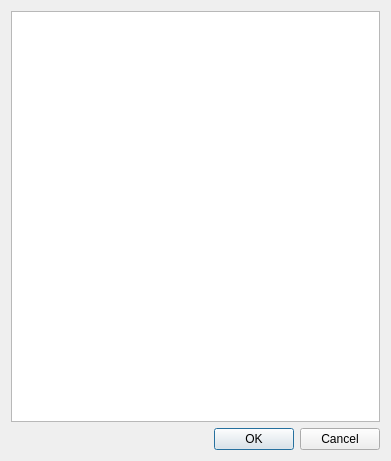
The window that src/categoryselector.ui (rweather/tvguide) describes before a commit, drawn with Qt 5.
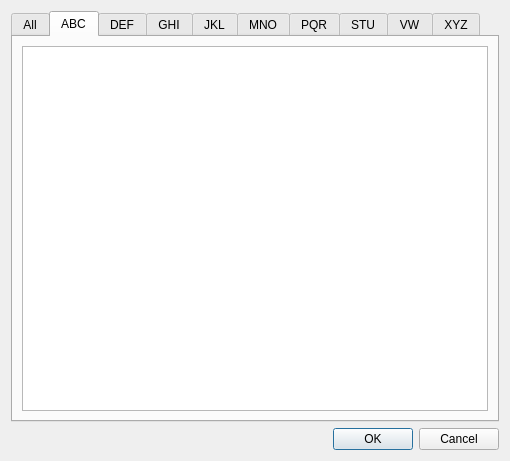
The same window after the commit. The open tabs and pages were chosen to show the change.

Commit message: Add ABC, DEF, etc tabs to the category/credit selector

Patch:
```diff
--- a/src/categoryselector.ui
+++ b/src/categoryselector.ui
@@ -6,16 +6,120 @@
    <rect>
     <x>0</x>
     <y>0</y>
-    <width>391</width>
+    <width>510</width>
     <height>461</height>
    </rect>
   </property>
   <property name="windowTitle">
    <string>Select Category</string>
   </property>
-  <layout class="QVBoxLayout" name="verticalLayout">
+  <layout class="QVBoxLayout" name="verticalLayout_2">
    <item>
-    <widget class="QListWidget" name="categories"/>
+    <widget class="QTabWidget" name="tabWidget">
+     <property name="currentIndex">
+      <number>0</number>
+     </property>
+     <widget class="QWidget" name="allTab">
+      <attribute name="title">
+       <string>All</string>
+      </attribute>
+      <layout class="QVBoxLayout" name="verticalLayout">
+       <item>
+        <widget class="QListWidget" name="categories"/>
+       </item>
+      </layout>
+     </widget>
+     <widget class="QWidget" name="abcTab">
+      <attribute name="title">
+       <string>ABC</string>
+      </attribute>
+      <layout class="QVBoxLayout" name="verticalLayout_3">
+       <item>
+        <widget class="QListWidget" name="abcCategories"/>
+       </item>
+      </layout>
+     </widget>
+     <widget class="QWidget" name="defTab">
+      <attribute name="title">
+       <string>DEF</string>
+      </attribute>
+      <layout class="QVBoxLayout" name="verticalLayout_4">
+       <item>
+        <widget class="QListWidget" name="defCategories"/>
+       </item>
+      </layout>
+     </widget>
+     <widget class="QWidget" name="ghiTab">
+      <attribute name="title">
+       <string>GHI</string>
+      </attribute>
+      <layout class="QVBoxLayout" name="verticalLayout_5">
+       <item>
+        <widget class="QListWidget" name="ghiCategories"/>
+       </item>
+      </layout>
+     </widget>
+     <widget class="QWidget" name="jklTab">
+      <attribute name="title">
+       <string>JKL</string>
+      </attribute>
+      <layout class="QVBoxLayout" name="verticalLayout_6">
+       <item>
+        <widget class="QListWidget" name="jklCategories"/>
+       </item>
+      </layout>
+     </widget>
+     <widget class="QWidget" name="mnoTab">
+      <attribute name="title">
+       <string>MNO</string>
+      </attribute>
+      <layout class="QVBoxLayout" name="verticalLayout_7">
+       <item>
+        <widget class="QListWidget" name="mnoCategories"/>
+       </item>
+      </layout>
+     </widget>
+     <widget class="QWidget" name="pqrTab">
+      <attribute name="title">
+       <string>PQR</string>
+      </attribute>
+      <layout class="QVBoxLayout" name="verticalLayout_8">
+       <item>
+        <widget class="QListWidget" name="pqrCategories"/>
+       </item>
+      </layout>
+     </widget>
+     <widget class="QWidget" name="stuTab">
+      <attribute name="title">
+       <string>STU</string>
+      </attribute>
+      <layout class="QVBoxLayout" name="verticalLayout_9">
+       <item>
+        <widget class="QListWidget" name="stuCategories"/>
+       </item>
+      </layout>
+     </widget>
+     <widget class="QWidget" name="vwTab">
+      <attribute name="title">
+       <string>VW</string>
+      </attribute>
+      <layout class="QVBoxLayout" name="verticalLayout_10">
+       <item>
+        <widget class="QListWidget" name="vwCategories"/>
+       </item>
+      </layout>
+     </widget>
+     <widget class="QWidget" name="xyzTab">
+      <attribute name="title">
+       <string>XYZ</string>
+      </attribute>
+      <layout class="QVBoxLayout" name="verticalLayout_11">
+       <item>
+        <widget class="QListWidget" name="xyzCategories"/>
+       </item>
+      </layout>
+     </widget>
+    </widget>
    </item>
    <item>
     <widget class="QDialogButtonBox" name="buttonBox">
```
The commit also changes 1 other file.
